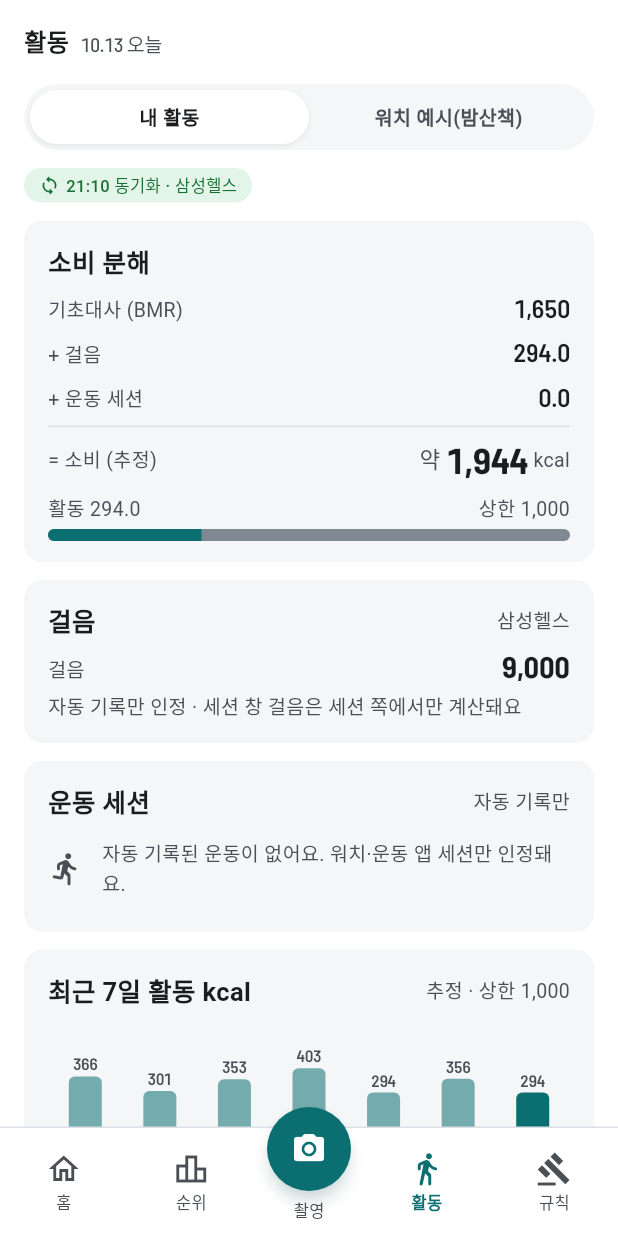
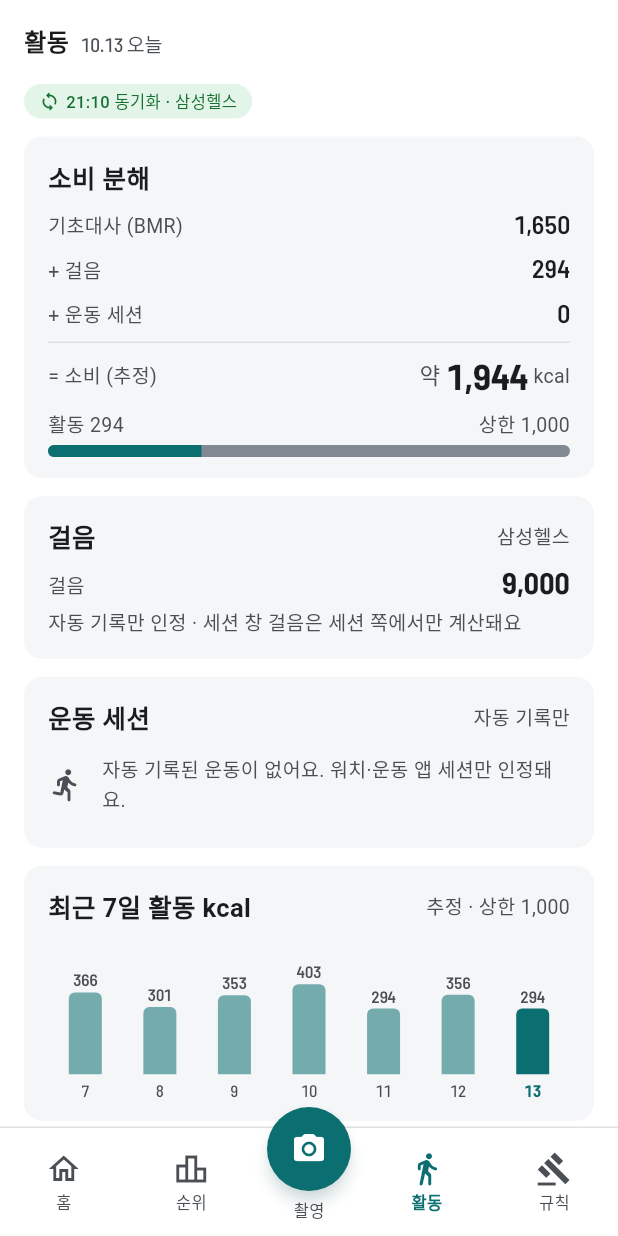
Before and after one commit to Davvyy/WOW, a Flutter app: the ActivityScreen screen opened by its route, on a phone screen of 412 x 824 dp. Run offline on Flutter 3.47's test engine with Material 3 defaults, Android fonts, the phone set to English and light mode, and no system bars; our stand-ins replace camera, firebase_core, firebase_messaging, flutter_riverpod, go_router, share_plus and 2 more; missing offline and left inert: health, kakao_flutter_sdk_user; accounts and stored records are empty; Roboto replaces fonts that are missing (Pretendard).

Commit message:
Show burn and activity kcal the same way on home and activity
Home and the activity tab already read the same engine result, but the
activity tab printed one-decimal kcal (530.2) while home rounded to an
integer. BurnFigures now builds the displayed BMR, steps, sessions,
floors, activity and total (BMR + activity) once, with the same
half-up integer rounding, and both screens use it.

The phone captures that showed 2,345 on home and 2,350 on the activity
tab were taken a minute apart: the home ring (-889 = 2,345 - floor
1,456) was drawn before the step sync landed (activity ~525), the
activity tab after it (530.2). The formula was the same.

The activity tab drops the 워치 예시(밤산책) demo segment and its
segmented control; nothing outside the screen used it.

```diff
--- /dev/null
+++ b/app/lib/core/burn.dart
@@ -0,0 +1,28 @@
+import 'engine/engine.dart';
+
+/// 소비(추정) 표시값. 홈(숫자 셋·활동 카드)과 활동 탭(소비 분해)이 같은 계산·같은 반올림을 쓰게 한 곳에서 만든다.
+/// kcal 은 모두 정수(half-up, [fmtInt] 와 같은 규칙)로 보인다. 소비 = BMR + 활동이라 화면의 두 숫자를 더하면 소비와 맞는다
+/// (BMR 은 정수라 엔진 소비 e = round1(BMR + 활동) 을 반올림한 값과도 같다).
+class BurnFigures {
+  const BurnFigures._({required this.bmr, required this.activity, required this.steps, required this.sessions, required this.floors});
+
+  factory BurnFigures.of(SimulateResult sim) {
+    final a = sim.activity;
+    return BurnFigures._(bmr: sim.bmr, activity: _round(a.aD), steps: _round(a.stepsNetKcal), sessions: _round(a.sessionsNetKcal), floors: _round(a.floorsKcal));
+  }
+
+  static int _round(num x) => (x + 0.5).floor();
+
+  final int bmr;
+
+  /// 소비에 들어간 활동 kcal(상한 적용 뒤)
+  final int activity;
+
+  /// 소비 분해의 걸음·운동 세션·층수 kcal(상한 적용 전 각 몫)
+  final int steps;
+  final int sessions;
+  final int floors;
+
+  /// 소비(추정) = BMR + 활동
+  int get total => bmr + activity;
+}
--- a/app/lib/ui/screens/p8_activity.dart
+++ b/app/lib/ui/screens/p8_activity.dart
@@ -2,10 +2,10 @@ import 'package:flutter/material.dart';
 import 'package:flutter_riverpod/flutter_riverpod.dart';
 import 'package:go_router/go_router.dart';
 
+import '../../core/burn.dart';
 import '../../core/config.dart';
 import '../../core/engine/engine.dart';
 import '../../core/format.dart';
-import '../../data/mock/mock_data.dart';
 import '../../data/models.dart';
 import '../../router.dart';
 import '../../state/app_state.dart';
@@ -22,30 +22,28 @@ class ActivityScreen extends ConsumerStatefulWidget {
 }
 
 class _ActivityScreenState extends ConsumerState<ActivityScreen> {
-  bool _watch = false;
-
   @override
   Widget build(BuildContext context) {
     final c = context.c;
     final ch = curChallenge;
     final act = ref.watch(activityProvider);
-    final mySim = ref.watch(todayResultProvider);
-
-    final SimulateResult sim = _watch ? watchToday() : mySim;
+    final sim = ref.watch(todayResultProvider);
     final a = sim.activity;
-    final who = _watch ? mockWatchProfile : curMe.profile;
-    final steps = _watch ? 12000 : act.stepsTotal;
-    final src = _watch ? 'Apple 건강' : act.source;
-    final ios = !_watch && act.stepsManual > 0;
-    final manualSource = !_watch && act.hasManualSource && !ios;
-    final reviewing = !_watch && steps > AppConfig.stepsSpikeAbs;
-    final zero = !_watch && steps == 0;
+    // 홈과 같은 계산·같은 반올림(정수 kcal)
+    final burn = BurnFigures.of(sim);
+    final weightKg = curMe.weightKg;
+    final steps = act.stepsTotal;
+    final src = act.source;
+    final ios = act.stepsManual > 0;
+    final manualSource = act.hasManualSource && !ios;
+    final reviewing = steps > AppConfig.stepsSpikeAbs;
+    final zero = steps == 0;
     final remote = ref.read(apiProvider).isRemote;
     final reviewBanner = reviewBannerText(
       remote: remote,
       review: remote && reviewing ? openReviewOn(ref.watch(myReviewsProvider).value, ch.today) : null,
     );
-    final perStep = engine.kcalPerStep(who.weightKg);
+    final perStep = engine.kcalPerStep(weightKg);
 
     Widget syncChip() {
       if (zero) return const ChChip('동기화 없음 · 연결 확인', tone: Tone.critical, icon: Icons.sync_problem_rounded);
@@ -91,8 +89,7 @@ class _ActivityScreenState extends ConsumerState<ActivityScreen> {
       return ChCard(
         child: Column(crossAxisAlignment: CrossAxisAlignment.start, children: spaced([
           Row(children: [const Expanded(child: Txt.title('걸음')), Txt.cap(src)]),
-          Kv(Txt.cap(_watch ? '세션 밖 걸음' : '걸음'), NumText(fmtInt(_watch ? a.stepsOut : steps), size: 20, weight: FontWeight.w700)),
-          if (_watch) Txt.cap('기록 ${fmtInt(steps)}보 중 ${fmtInt(mockWatchSession.stepsInRange)}보는 세션으로 계산됐어요(이중 계산 방지).'),
+          Kv(const Txt.cap('걸음'), NumText(fmtInt(steps), size: 20, weight: FontWeight.w700)),
           if (reviewing)
             Txt.cap(
               reviewBanner.spike
@@ -107,7 +104,7 @@ class _ActivityScreenState extends ConsumerState<ActivityScreen> {
     }
 
     // 세션 목록
-    final sessions = _watch ? [mockWatchSession] : act.sessions;
+    final sessions = act.sessions;
     Widget sessionsCard() => ChCard(
           child: Column(crossAxisAlignment: CrossAxisAlignment.start, children: [
             const Row(children: [Expanded(child: Txt.title('운동 세션')), Txt.cap('자동 기록만')]),
@@ -123,7 +120,7 @@ class _ActivityScreenState extends ConsumerState<ActivityScreen> {
                   onTap: () {
                     final s = sessions[i];
                     final met = a.sessionMets.length > i ? a.sessionMets[i] : null;
-                    showChSheet<void>(context, builder: (_) => _SessionSheet(session: s, met: met, weightKg: who.weightKg, source: _watch ? 'Apple Watch' : src));
+                    showChSheet<void>(context, builder: (_) => _SessionSheet(session: s, met: met, weightKg: weightKg, source: src));
                   },
                   child: Padding(
                     padding: const EdgeInsets.symmetric(vertical: 8),
@@ -133,10 +130,10 @@ class _ActivityScreenState extends ConsumerState<ActivityScreen> {
                       Expanded(
                         child: Column(crossAxisAlignment: CrossAxisAlignment.start, children: [
                           Txt('${_sessionLabel(sessions[i].type)} ${sessions[i].minutes.round()}분${_kmh(sessions[i]) == null ? '' : ' · ${_kmh(sessions[i])!.toStringAsFixed(0)} km/h'}', weight: FontWeight.w600),
-                          Txt.cap('${_watch ? '06:30 · Apple Watch · ' : ''}MET ${a.sessionMets.length > i ? a.sessionMets[i] : '—'}'),
+                          Txt.cap('MET ${a.sessionMets.length > i ? a.sessionMets[i] : '—'}'),
                         ]),
                       ),
-                      NumText(fmtK1(a.sessionsNetKcal), size: 18, weight: FontWeight.w700),
+                      NumText(fmtInt(burn.sessions), size: 18, weight: FontWeight.w700),
                     ]),
                   ),
                 ),
@@ -150,15 +147,14 @@ class _ActivityScreenState extends ConsumerState<ActivityScreen> {
     ];
     final maxA = week.fold<double>(1, (m, w) => w.$2 > m ? w.$2 : m);
 
-    final todayAct = _watch ? null : act;
-    final platformRef = _watch || ios ? (_watch ? 380.0 : todayAct?.platformActiveKcal) : null;
+    final platformRef = ios ? act.platformActiveKcal : null;
 
     return Scaffold(
       backgroundColor: c.bg,
       body: SafeArea(
         bottom: false,
         child: Column(children: [
-          ChAppBar(title: '활동', meta: _watch ? '밤산책 예시' : '${ch.today.month}.${ch.today.day} 오늘'),
+          ChAppBar(title: '활동', meta: '${ch.today.month}.${ch.today.day} 오늘'),
           Expanded(
             child: RefreshIndicator(
               onRefresh: () => ref.read(activityProvider.notifier).refresh(),
@@ -166,19 +162,18 @@ class _ActivityScreenState extends ConsumerState<ActivityScreen> {
                 physics: const AlwaysScrollableScrollPhysics(),
                 padding: const EdgeInsets.fromLTRB(16, 0, 16, 24),
                 child: Column(crossAxisAlignment: CrossAxisAlignment.stretch, children: spaced([
-                  ChSeg<bool>(small: true, label: '보기', items: const [(false, '내 활동'), (true, '워치 예시(밤산책)')], value: _watch, onChanged: (v) => setState(() => _watch = v)),
                   Align(alignment: Alignment.centerLeft, child: syncChip()),
                   ChCard(
                     child: Column(crossAxisAlignment: CrossAxisAlignment.stretch, children: spaced([
                       const Txt.title('소비 분해'),
-                      Kv(Txt.cap('기초대사 (BMR)'), NumText(fmtInt(sim.bmr))),
-                      Kv(Txt.cap('+ 걸음'), NumText(fmtK1(a.stepsNetKcal))),
-                      Kv(Txt.cap('+ 운동 세션'), NumText(fmtK1(a.sessionsNetKcal))),
-                      if (a.floorsKcal > 0) Kv(Txt.cap('+ 층수'), NumText(fmtK1(a.floorsKcal))),
+                      Kv(const Txt.cap('기초대사 (BMR)'), NumText(fmtInt(burn.bmr))),
+                      Kv(const Txt.cap('+ 걸음'), NumText(fmtInt(burn.steps))),
+                      Kv(const Txt.cap('+ 운동 세션'), NumText(fmtInt(burn.sessions))),
+                      if (a.floorsKcal > 0) Kv(const Txt.cap('+ 층수'), NumText(fmtInt(burn.floors))),
                       Divider(height: 1, color: c.border),
-                      Kv(Txt.cap('= 소비 (추정)'), Row(mainAxisSize: MainAxisSize.min, children: [Txt('약 ', color: c.fg2), NumText(fmtInt(sim.e), size: 24, weight: FontWeight.w700), const Txt.cap(' kcal')])),
+                      Kv(const Txt.cap('= 소비 (추정)'), Row(mainAxisSize: MainAxisSize.min, children: [Txt('약 ', color: c.fg2), NumText(fmtInt(burn.total), size: 24, weight: FontWeight.w700), const Txt.cap(' kcal')])),
                       Column(children: [
-                        Kv(Txt.cap('활동 ${fmtK1(a.aD)}'), Txt.cap('상한 ${fmtInt(engine.rules.c)}')),
+                        Kv(Txt.cap('활동 ${fmtInt(burn.activity)}'), Txt.cap('상한 ${fmtInt(engine.rules.c)}')),
                         const SizedBox(height: 4),
                         ChGauge(value: a.aD, max: engine.rules.c, warn: a.aCapped, label: '활동 칼로리 상한 게이지'),
                         if (a.aCapped) Padding(padding: const EdgeInsets.only(top: 4), child: Txt.cap('상한 초과 ${fmtInt(a.overCap)} kcal 미반영', color: c.warn)),
@@ -187,7 +182,6 @@ class _ActivityScreenState extends ConsumerState<ActivityScreen> {
                   ),
                   stepsCard(),
                   sessionsCard(),
-                  if (!_watch)
                   ChCard(
                     child: Column(crossAxisAlignment: CrossAxisAlignment.stretch, children: [
                       const Row(children: [Expanded(child: Txt.title('최근 7일 활동 kcal')), Txt.cap('추정 · 상한 1,000')]),
@@ -233,8 +227,7 @@ class _ActivityScreenState extends ConsumerState<ActivityScreen> {
                           Align(
                             alignment: Alignment.centerLeft,
                             child: Text(
-                              '걸음 × (${engine.rules.stepMet}−1) × ${who.weightKg.round()} ÷ 6,000 = ${fmtFixed(perStep, 4)} kcal/보'
-                              '${_watch ? '\n세션 (MET ${a.sessionMets.isEmpty ? '—' : a.sessionMets.first}−1) × ${who.weightKg.round()} kg × 0.5 h = ${fmtK1(a.sessionsNetKcal)}' : ''}'
+                              '걸음 × (${engine.rules.stepMet}−1) × ${weightKg.round()} ÷ 6,000 = ${fmtFixed(perStep, 4)} kcal/보'
                               '\n상한: 걸음 ${fmtInt(engine.rules.stepsCap)}보 · 층수 ${engine.rules.floorsCap}층 · 활동 ${fmtInt(engine.rules.c)} kcal · 2024 Compendium 17190(걷기) · 17131(계단)',
                               style: T.body(c, size: 13, color: c.fg2),
                             ),
```
Also changed, not shown: app/lib/ui/screens/p5_home.dart (+5 -2 lines), 2 other files. Lines whose indentation alone changed are shown as unchanged.
